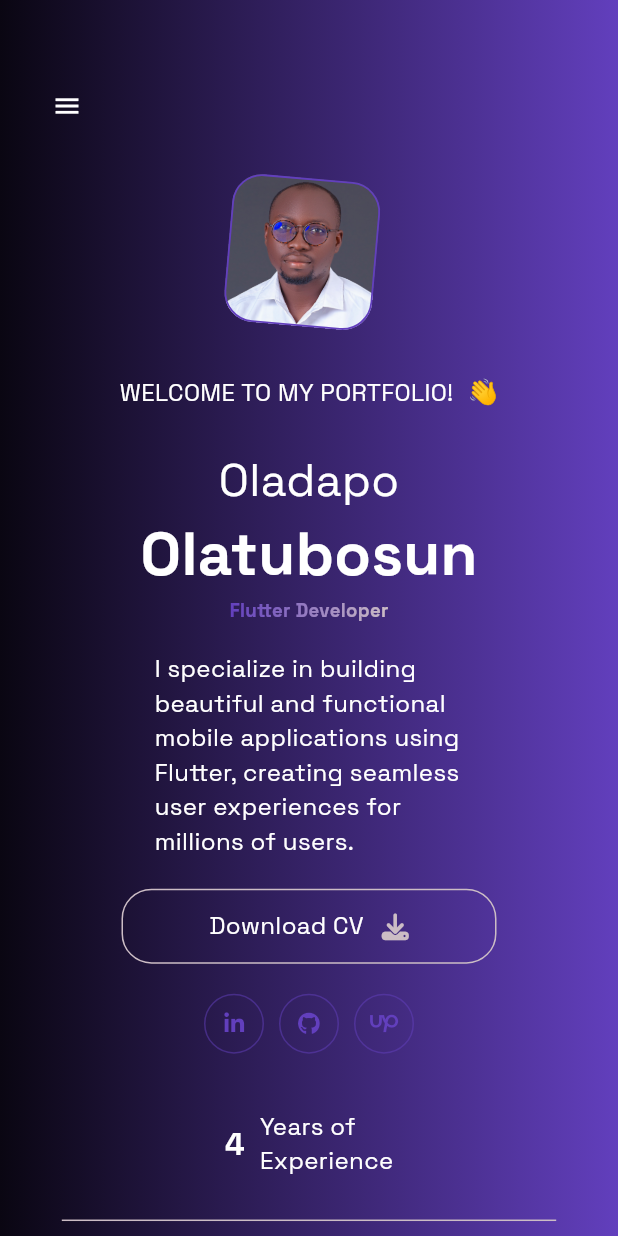
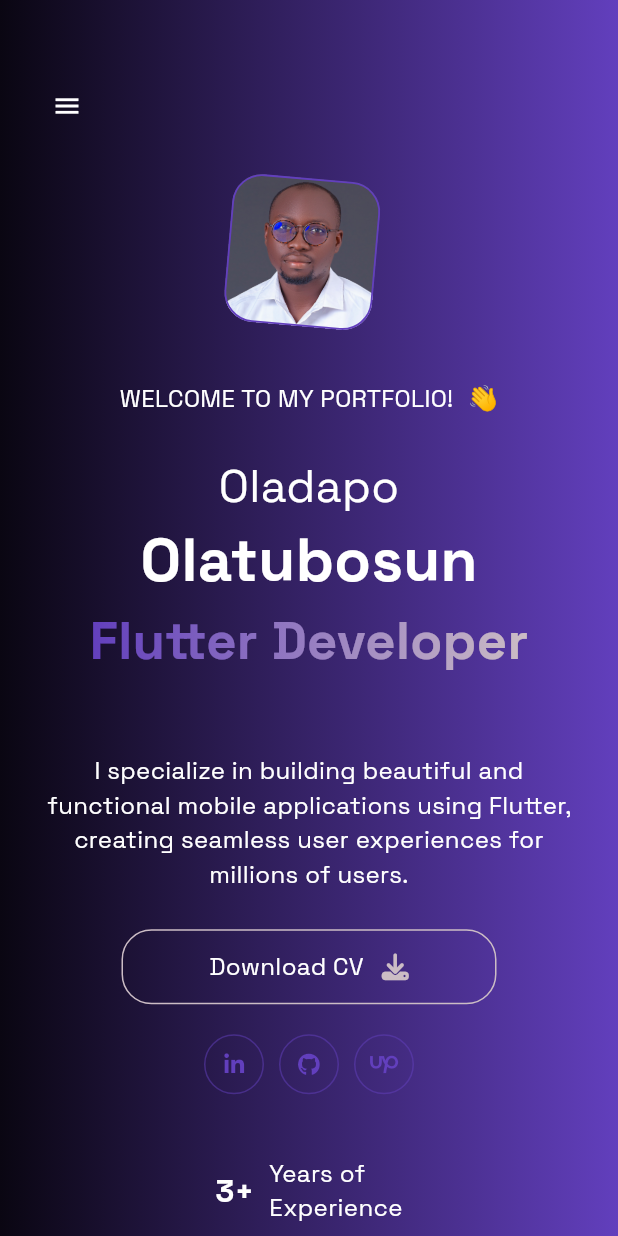
Before and after one commit to tfkcodes/tfkcodestz, a Flutter app: the screen it shows after launch, on a phone screen of 412 x 824 dp. Run offline on Flutter 3.47's test engine with Material 3 defaults, Android fonts, the phone set to English and light mode, and no system bars; drawn by our look-alikes of simple_gradient_text; our stand-ins replace flutter_svg, font_awesome_flutter, get.

Commit message:
feat: refactor drawer structure and complete mobile view

```diff
--- a/lib/screens/drawer.dart
+++ b/lib/screens/drawer/drawer.dart
@@ -1,6 +1,6 @@
 import 'package:flutter/material.dart';
 import 'package:porfolio/constants/colors.dart';
-import 'package:porfolio/screens/personal_info.dart';
+import 'package:porfolio/screens/drawer/personal_info.dart';
 import 'knowledges.dart';
 import 'about.dart';
 import 'my_skill.dart';
--- a/lib/screens/personal_info.dart
+++ b/lib/screens/drawer/personal_info.dart
@@ -1,7 +1,7 @@
 import 'package:flutter/material.dart';
 import 'package:porfolio/constants/const.dart';
 import 'package:porfolio/constants/styles.dart';
-import 'package:porfolio/screens/header_info.dart';
+import 'package:porfolio/screens/widgets/header_info.dart';
 
 class PersonalInfo extends StatelessWidget {
   const PersonalInfo({super.key});
--- a/lib/screens/largescreen/desktop_layout_page.dart
+++ b/lib/screens/largescreen/desktop_layout_page.dart
@@ -4,8 +4,8 @@ import 'package:porfolio/constants/colors.dart';
 import 'package:porfolio/constants/const.dart';
 import 'package:porfolio/constants/gradient_styles.dart';
 import 'package:porfolio/constants/styles.dart';
-import 'package:porfolio/screens/drawer.dart';
-import 'package:porfolio/screens/side_menu_button.dart';
+import 'package:porfolio/screens/drawer/drawer.dart';
+import 'package:porfolio/screens/widgets/side_menu_button.dart';
 import 'package:porfolio/screens/widgets/count_container_widget.dart';
 import 'package:porfolio/screens/widgets/custom_tab_bar.dart';
 import 'package:porfolio/screens/widgets/header_text_widget.dart';
--- a/lib/screens/mobile/mobile_layout_page.dart
+++ b/lib/screens/mobile/mobile_layout_page.dart
@@ -1,9 +1,12 @@
 import 'package:flutter/material.dart';
+import 'package:porfolio/constants/app_strings.dart';
 import 'package:porfolio/constants/colors.dart';
 import 'package:porfolio/constants/const.dart';
 import 'package:porfolio/constants/gradient_styles.dart';
-import 'package:porfolio/screens/drawer.dart';
-import 'package:porfolio/screens/side_menu_button.dart';
+import 'package:porfolio/constants/styles.dart';
+import 'package:porfolio/screens/drawer/drawer.dart';
+import 'package:porfolio/screens/widgets/custom_tab_bar.dart';
+import 'package:porfolio/screens/widgets/side_menu_button.dart';
 import 'package:porfolio/screens/tablet/tablet_layout_page.dart';
 import 'package:porfolio/screens/widgets/count_container_widget.dart';
 import 'package:porfolio/screens/widgets/header_text_widget.dart';
@@ -41,9 +44,7 @@ class _MobileLayoutState extends State<MobileLayout> {
                   mainAxisAlignment: MainAxisAlignment.center,
                   children: [RotatingImageContainer()],
                 ),
-                SizedBox(
-                  height: width() * 0.09,
-                ),
+                verticalSpace(0.05),
                 Row(
                   mainAxisSize: MainAxisSize.min,
                   mainAxisAlignment: MainAxisAlignment.start,
@@ -60,17 +61,13 @@ class _MobileLayoutState extends State<MobileLayout> {
                             ),
                           ],
                         ),
-                        const SizedBox(
-                          height: 20,
-                        ),
+                        verticalSpaceMedium(),
                         SocialTab(size: size)
                       ],
                     ),
                   ],
                 ),
-                SizedBox(
-                  height: width() * 0.09,
-                ),
+                verticalSpace(0.05),
                 Container(
                   width: width(),
                   margin: EdgeInsets.symmetric(horizontal: width() * 0.05),
@@ -80,55 +77,70 @@ class _MobileLayoutState extends State<MobileLayout> {
                     children: [
                       CountWidget(
                         size: size,
-                        text1: "4",
+                        text1: "3+",
                         text2: "Years of",
                         text3: "Experience",
                       ),
-                      const SizedBox(
-                        height: 20,
-                      ),
+                      verticalSpaceMedium(),
                       Divider(
                         color: paleSlate,
                         indent: width() * 0.05,
                         endIndent: width() * 0.05,
                       ),
-
-                      const SizedBox(
-                        height: 20,
-                      ),
+                      verticalSpaceMedium(),
                       CountWidget(
                         size: size,
                         text1: "6+",
                         text2: "Projects",
                         text3: "Completed",
                       ),
-                      const SizedBox(
-                        height: 20,
-                      ),
-                      Divider(
-                        color: paleSlate,
-                        indent: width() * 0.05,
-                        endIndent: width() * 0.05,
-                      ),
-
-                      // const SizedBox(height: 20,),
-                      // CountWidget(size: size,text1: "1.5K",text2: "Happy",text3: "Customers",),
-                      // const SizedBox(height: 20,),
-                      // Divider(
-                      //   color:  paleSlate,
-                      //   indent: width()*0.05,
-                      //   endIndent: width()*0.05,
-
-                      // ),
-
-                      // const SizedBox(height: 20,),
-                      // CountWidget(size: size,text1: "1M",text2: "Awesome",text3: "Reviews",),
                     ],
                   ),
                 ),
-                SizedBox(
-                  height: width() * 0.09,
+                verticalSpace(0.05),
+                Container(
+                  width: width(),
+                  color: ebony,
+                  padding: EdgeInsets.symmetric(
+                    vertical: width() * 0.05,
+                    horizontal: width() * 0.05,
+                  ),
+                  child: Column(
+                    children: [
+                      GradientTextWidget(
+                        size: size,
+                        text1: "About Me",
+                      ),
+                      verticalSpace(0.01),
+                      Container(
+                        height: height() * 0.3,
+                        width: width() * 0.6,
+                        decoration: BoxDecoration(
+                          borderRadius: BorderRadius.circular(20),
+                          image: const DecorationImage(
+                            image: AssetImage(
+                              "assets/images/profile_new.jpg",
+                            ),
+                            fit: BoxFit.cover,
+                          ),
+                        ),
+                      ),
+                      verticalSpaceMedium(),
+                      Text(
+                        AppString.aboutMe,
+                        style: TextStyles.style16regular,
+                        textAlign: TextAlign.justify,
+                      ),
+                      verticalSpace(0.05),
+                    ],
+                  ),
                 ),
+                verticalSpace(0.05),
+                GradientTextWidget(
+                  size: size,
+                  text1: "My Recent Projects",
+                ),
+                AllProjects(size: size),
               ],
             ),
           ),
--- a/lib/screens/tablet/tablet_layout_page.dart
+++ b/lib/screens/tablet/tablet_layout_page.dart
@@ -2,8 +2,8 @@ import 'package:flutter/material.dart';
 import 'package:porfolio/constants/colors.dart';
 import 'package:porfolio/constants/const.dart';
 import 'package:porfolio/constants/gradient_styles.dart';
-import 'package:porfolio/screens/drawer.dart';
-import 'package:porfolio/screens/side_menu_button.dart';
+import 'package:porfolio/screens/drawer/drawer.dart';
+import 'package:porfolio/screens/widgets/side_menu_button.dart';
 import 'package:porfolio/screens/widgets/count_container_widget.dart';
 import 'package:porfolio/screens/widgets/download_cv_widget.dart';
 import 'package:porfolio/screens/widgets/header_text_widget.dart';
--- a/lib/screens/widgets/custom_tab_bar.dart
+++ b/lib/screens/widgets/custom_tab_bar.dart
@@ -9,7 +9,6 @@ class CustomTabBar extends StatelessWidget {
 
   @override
   Widget build(BuildContext context) {
-
     return Container(
       width: width() * 0.36,
       decoration: BoxDecoration(
@@ -79,8 +78,8 @@ class AllProjects extends StatelessWidget {
         child: GridView(
           shrinkWrap: true,
           physics: const NeverScrollableScrollPhysics(),
-          gridDelegate: const SliverGridDelegateWithFixedCrossAxisCount(
-            crossAxisCount: 2,
+          gridDelegate: SliverGridDelegateWithFixedCrossAxisCount(
+            crossAxisCount: width() < 600 ? 1 : 2,
             mainAxisSpacing: 30,
             crossAxisSpacing: 30,
             childAspectRatio: 3 / 3,
--- a/lib/screens/widgets/header_text_widget.dart
+++ b/lib/screens/widgets/header_text_widget.dart
@@ -56,10 +56,11 @@ class HeaderTextWidget extends StatelessWidget {
             text1: "Flutter Developer",
           ),
           SizedBox(
-            width: width() * 0.5,
+            width: width() > 950 ? width() * 0.5 : width() * 0.85,
             child: Text(
               "I specialize in building beautiful and functional mobile applications using Flutter, creating seamless user experiences for millions of users.",
               style: TextStyles.style16regular,
+              textAlign: TextAlign.center,
             ),
           ),
         ],
@@ -99,7 +100,11 @@ class GradientTextWidget extends StatelessWidget {
         paleSlate,
       ],
       style: TextStyles.style24extrabold.copyWith(
-        fontSize: width() * 0.030,
+        fontSize: width() < 600
+            ? 35
+            : width() < 950
+                ? width() * 0.05
+                : width() * 0.03,
       ),
     );
   }
--- a/lib/screens/widgets/project_card.dart
+++ b/lib/screens/widgets/project_card.dart
@@ -1,7 +1,7 @@
 import 'package:flutter/material.dart';
 import 'package:porfolio/constants/colors.dart';
 import 'package:porfolio/constants/const.dart';
-import 'package:porfolio/screens/widgets/text_widet.dart';
+import 'package:porfolio/constants/styles.dart';
 
 class ProjectCard extends StatefulWidget {
   const ProjectCard({super.key});
@@ -21,8 +21,6 @@ class _ProjectCardState extends State<ProjectCard> {
 
   @override
   Widget build(BuildContext context) {
-    final Size size = MediaQuery.of(context).size;
-
     return MouseRegion(
       onEnter: (_) => _onHover(true),
       onExit: (event) => _onHover(false),
@@ -37,7 +35,9 @@ class _ProjectCardState extends State<ProjectCard> {
           children: [
             Container(
               margin: const EdgeInsets.all(50),
-              child: Image.asset("assets/images/project.png"),
+              child: Image.asset(
+                "assets/images/project.png",
+              ),
             ),
             Align(
               alignment: Alignment.bottomCenter,
@@ -60,8 +60,7 @@ class _ProjectCardState extends State<ProjectCard> {
                       Expanded(
                         child: Text(
                           "Project",
-                          style: TextStyle(
-                            color: Colors.white,
+                          style: TextStyles.style20extrabold.copyWith(
                             fontSize: width() * 0.02,
                           ),
                         ),
@@ -69,11 +68,9 @@ class _ProjectCardState extends State<ProjectCard> {
                       Expanded(
                         child: TextButton(
                           onPressed: () {},
-                          child: TextWidget(
-                            color: Colors.white,
-                            text: "Click to view",
-                            sSize: size,
-                            size: 18,
+                          child: Text(
+                            "Click to view",
+                            style: TextStyles.style18regular,
                           ),
                         ),
                       ),
```
Also changed, not shown: lib/screens/widgets/rotating_image_widget.dart (+9 -5 lines), lib/screens/drawer/about.dart (renamed from lib/screens/about.dart), lib/screens/drawer/drawer_image.dart (renamed from lib/screens/drawer_image.dart), lib/screens/drawer/knowledge.dart (renamed from lib/screens/knowledge.dart), lib/screens/drawer/knowledges.dart (renamed from lib/screens/knowledges.dart), lib/screens/drawer/my_skill.dart (renamed from lib/screens/my_skill.dart), lib/screens/widgets/header_info.dart (renamed from lib/screens/header_info.dart), lib/screens/widgets/side_menu_button.dart (renamed from lib/screens/side_menu_button.dart).
